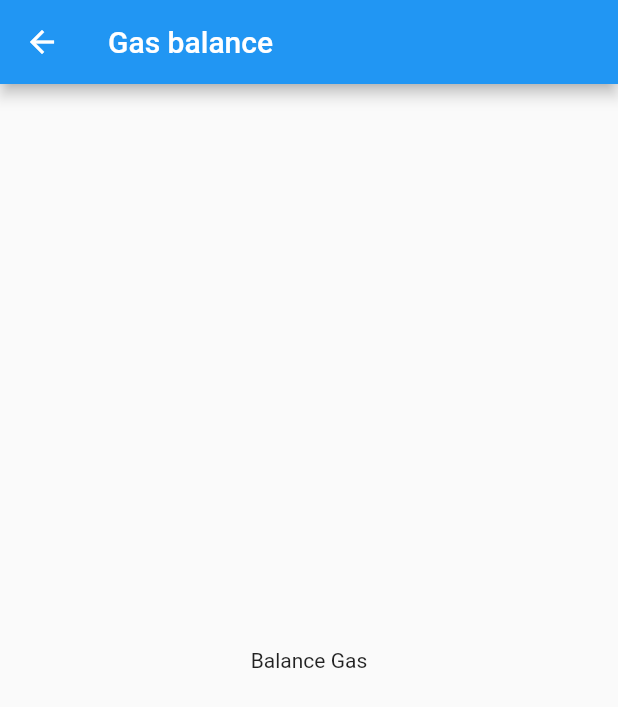
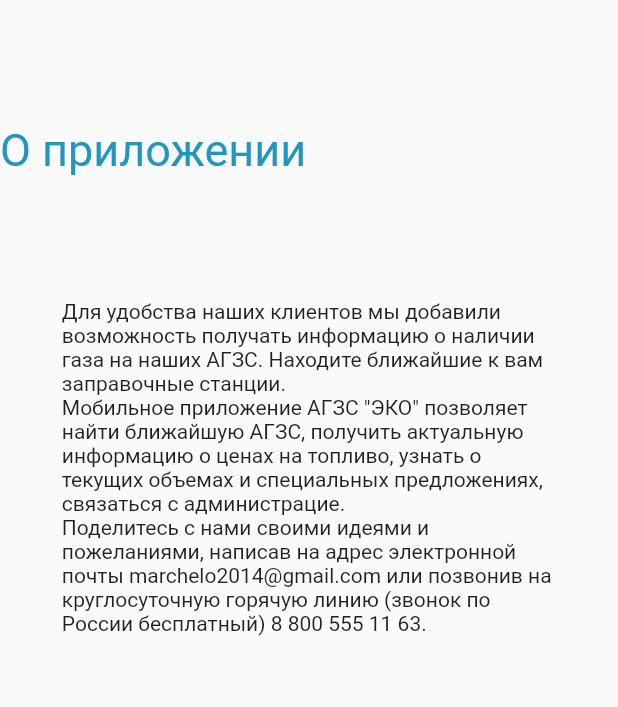
Before and after one commit to barganaev/GasApp, a Flutter app: the screen it shows after launch, in the side drawer, after a tap on "О приложении", on a phone screen of 412 x 824 dp. Shown: the top 707 px of the screen. Run offline on Flutter 3.47's test engine with Material 2 defaults, Android fonts, the phone set to English and light mode, and no system bars; our stand-ins replace bloc, equatable, flutter_bloc, geolocator, google_maps_flutter, mask_text_input_formatter and 1 more.

Commit message:
added: aboutApp screen

```diff
--- /dev/null
+++ b/lib/screens/drawer/about_app.dart
@@ -0,0 +1,35 @@
+import 'package:flutter/material.dart';
+import 'package:gasapp/utils/constants.dart';
+
+class AboutApp extends StatefulWidget {
+  @override
+  _AboutAppState createState() => _AboutAppState();
+}
+
+//TODO HTML links
+
+class _AboutAppState extends State<AboutApp> {
+  @override
+  Widget build(BuildContext context) {
+    return Scaffold(
+      body: Column(
+        children: [
+          Container(
+            padding: EdgeInsets.only(top: screenSize(context).height * 0.1),
+            child: Align(alignment: Alignment.centerLeft,child: Text('О приложении', style: TextStyle(color: Color(0xFF2295C1), fontSize: 30),)),
+          ),
+          Container(
+            padding: EdgeInsets.symmetric(horizontal: screenSize(context).width * 0.1, vertical: screenSize(context).height * 0.1),
+            child: Column(
+              children: [
+                Text('Для удобства наших клиентов мы добавили возможность получать информацию о наличии газа на наших АГЗС. Находите ближайшие к вам заправочные станции.'),
+                Text('Мобильное приложение АГЗС "ЭКО" позволяет найти ближайшую АГЗС, получить актуальную информацию о ценах на топливо, узнать о текущих объемах и специальных предложениях, связаться с администрацие.'),
+                Text('Поделитесь с нами своими идеями и пожеланиями, написав на адрес электронной почты marchelo2014@gmail.com или позвонив на круглосуточную горячую линию (звонок по России бесплатный) 8 800 555 11 63.'),
+              ],
+            ),
+          ),
+        ],
+      )
+    );
+  }
+}
--- a/lib/screens/drawer/home_drawer.dart
+++ b/lib/screens/drawer/home_drawer.dart
@@ -1,4 +1,5 @@
 import 'package:flutter/material.dart';
+import 'package:gasapp/screens/drawer/about_app.dart';
 import 'package:gasapp/utils/constants.dart';
 
 import '../login.dart';
@@ -159,7 +160,7 @@ class _HomeDrawerState extends State<HomeDrawer> {
             onTap: () {
               Navigator.push(
                 context,
-                MaterialPageRoute(builder: (context) => GasBalance()),
+                MaterialPageRoute(builder: (context) => AboutApp()),
               );
             },
             leading: Image.asset(
--- a/lib/screens/login.dart
+++ b/lib/screens/login.dart
@@ -1,5 +1,4 @@
 import 'dart:math';
-
 import 'package:flutter/material.dart';
 import 'package:flutter/services.dart';
 import 'package:gasapp/screens/account_screen.dart';
```
